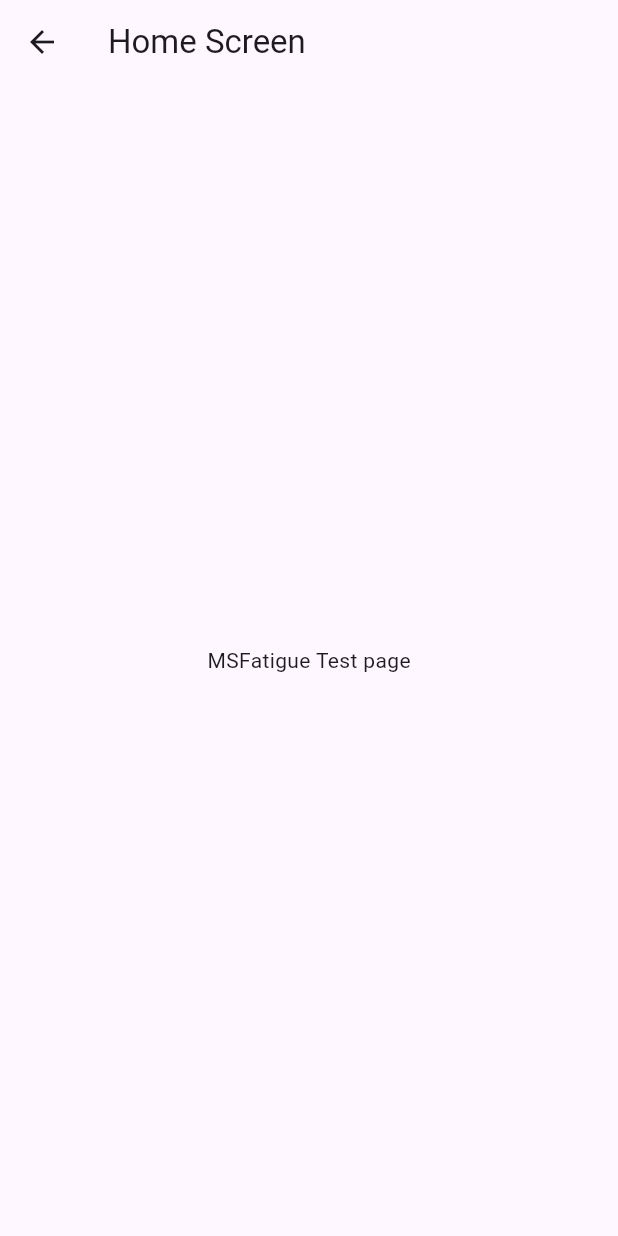
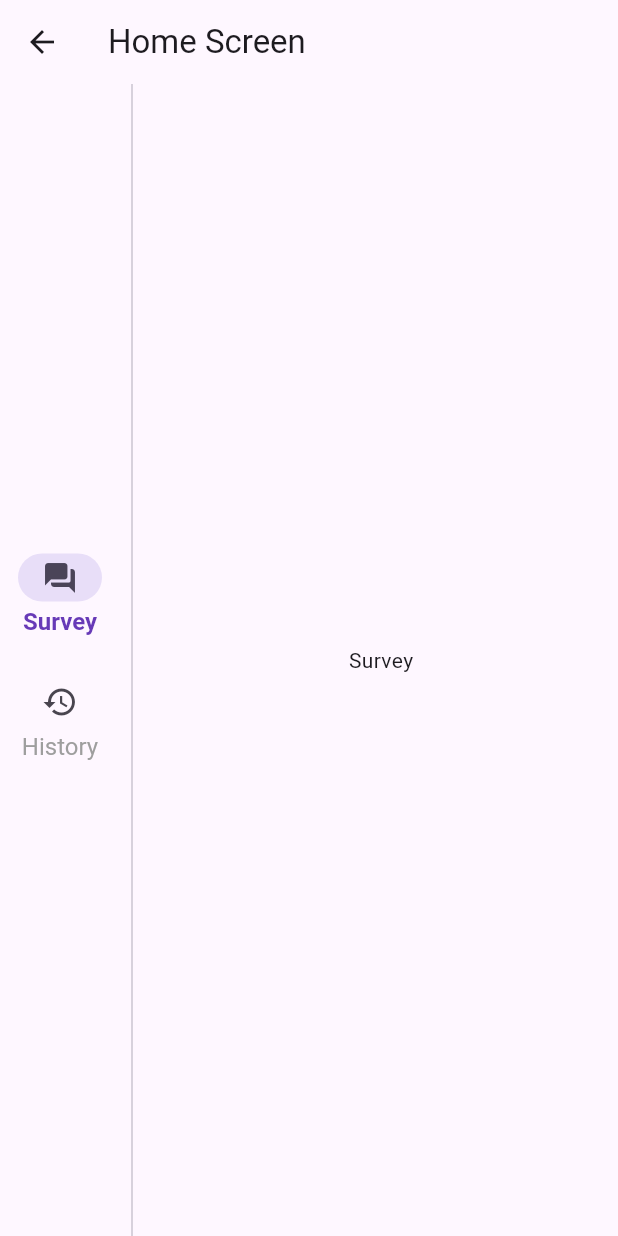
Before and after one commit to anusii/msfatigue, a Flutter app: the HomeScreen screen opened directly, on a phone screen of 412 x 824 dp. Run offline on Flutter 3.47's test engine with Material 3 defaults, Android fonts, the phone set to English and light mode, and no system bars; our stand-ins replace universal_io; missing offline and left inert: rdflib, solidpod, window_manager; statements that could not run were skipped.

Commit message:
add two tabs

```diff
--- /dev/null
+++ b/lib/features/history/panel.dart
@@ -0,0 +1,17 @@
+import 'package:flutter/material.dart';
+
+class HistoryPanel extends StatefulWidget {
+  const HistoryPanel({super.key});
+
+  @override
+  State<HistoryPanel> createState() => _HistoryPanelState();
+}
+
+class _HistoryPanelState extends State<HistoryPanel> {
+  @override
+  Widget build(BuildContext context) {
+    return const Center(
+      child: Text('History'),
+    );
+  }
+}
--- /dev/null
+++ b/lib/features/survey/panel.dart
@@ -0,0 +1,17 @@
+import 'package:flutter/material.dart';
+
+class SurveyPanel extends StatefulWidget {
+  const SurveyPanel({super.key});
+
+  @override
+  State<SurveyPanel> createState() => _SurveyPanelState();
+}
+
+class _SurveyPanelState extends State<SurveyPanel> {
+  @override
+  Widget build(BuildContext context) {
+    return const Center(
+      child: Text('Survey'),
+    );
+  }
+}
--- a/lib/screens/home.dart
+++ b/lib/screens/home.dart
@@ -1,7 +1,43 @@
 import 'package:flutter/material.dart';
 
-class HomeScreen extends StatelessWidget {
+import 'package:msfatigue/features/history/panel.dart';
+import 'package:msfatigue/features/survey/panel.dart';
+
+// Define the [NavigationRail] tabs for the home page.
+
+final List<Map<String, dynamic>> homeTabs = [
+  {
+    'title': 'Survey',
+    'icon': Icons.question_answer_rounded,
+    'widget': const SurveyPanel(),
+  },
+  {
+    'title': 'History',
+    'icon': Icons.history,
+    'widget': const HistoryPanel(),
+  },
+];
+
+class HomeScreen extends StatefulWidget {
   const HomeScreen({super.key});
+
+  @override
+  State<HomeScreen> createState() => _HomeScreenState();
+}
+
+class _HomeScreenState extends State<HomeScreen>
+    with SingleTickerProviderStateMixin {
+
+  late TabController _tabController;
+  @override
+  void initState() {
+    super.initState();
+
+    // Create the [tabController] to manage what happens on leaving/entering
+    // tabs.
+
+    _tabController = TabController(length: homeTabs.length, vsync: this);
+  }
 
   @override
   Widget build(BuildContext context) {
@@ -15,8 +51,42 @@ class HomeScreen extends StatelessWidget {
         //   },
         // ),
       ),
-      body: const Center(
-        child: Text('MSFatigue Test page'),
+      body: Row(
+        children: [
+          SingleChildScrollView(
+            child: IntrinsicHeight(
+              // Because the height constraint is unbounded, we need to provide a height limit.
+              child: NavigationRail(
+                selectedIndex: _tabController.index,
+                onDestinationSelected: (int index) {
+                  setState(() {
+                    _tabController.index = index;
+                  });
+                },
+                labelType: NavigationRailLabelType.all,
+                destinations: homeTabs.map((tab) {
+                  return NavigationRailDestination(
+                    icon: Icon(tab['icon']),
+                    label: Text(
+                      tab['title'],
+                      style: const TextStyle(fontSize: 16),
+                    ),
+                    padding: const EdgeInsets.symmetric(vertical: 8.0),
+                  );
+                }).toList(),
+                selectedLabelTextStyle: const TextStyle(
+                  color: Colors.deepPurple,
+                  fontWeight: FontWeight.bold,
+                ),
+                unselectedLabelTextStyle: TextStyle(color: Colors.grey[500]),
+              ),
+            ),
+          ),
+          const VerticalDivider(),
+          Expanded(
+            child: homeTabs[_tabController.index]['widget'],
+          ),
+        ],
       ),
     );
   }
```
